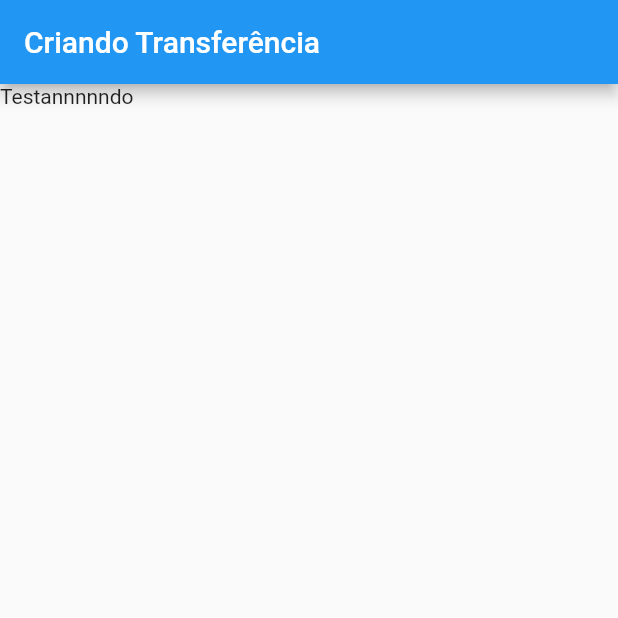
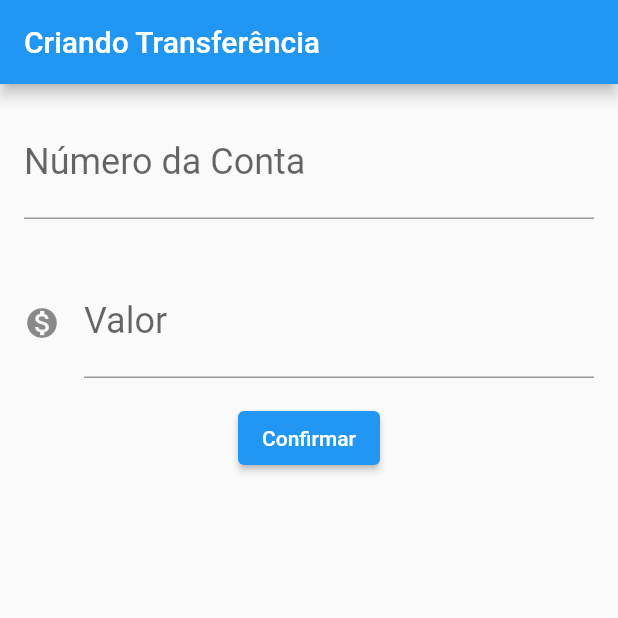
Before and after one commit to beniciodaniel/flutter-fundamentals, a Flutter app: the screen it shows after launch, on a phone screen of 412 x 824 dp, the top half of it. Run offline on Flutter 3.47's test engine with Material 2 defaults, Android fonts, the phone set to English and light mode, and no system bars.

Commit message:
added padding and elevated button

```diff
--- a/lib/main.dart
+++ b/lib/main.dart
@@ -3,23 +3,60 @@ import 'package:flutter/material.dart';
 void main() => runApp(ByteBankApp());
 
 class ByteBankApp extends StatelessWidget {
-
   @override
   Widget build(BuildContext context) {
     return MaterialApp(
         home: Scaffold(
-          body: TransferForm(),
-        ));
+      body: TransferForm(),
+    ));
   }
 }
 
+class TransferForm extends StatelessWidget {
+  final TextEditingController _fieldControllerAccountNumber =
+      TextEditingController();
+  final TextEditingController _fieldControllerValue = TextEditingController();
 
-class TransferForm extends StatelessWidget {
   @override
   Widget build(BuildContext context) {
     return Scaffold(
-      appBar: AppBar(title: Text('Criando Transferência')),
-      body: Text('Testannnnndo'),
+      appBar: AppBar(title: const Text('Criando Transferência')),
+      body: Column(children: <Widget>[
+        Padding(
+          padding: EdgeInsets.all(16.0),
+          child: TextField(
+            controller: _fieldControllerAccountNumber,
+            style: TextStyle(fontSize: 24.0),
+            decoration:
+                InputDecoration(labelText: 'Número da Conta', hintText: '0000'),
+            keyboardType: TextInputType.number,
+          ),
+        ),
+        Padding(
+          padding: EdgeInsets.all(16.0),
+          child: TextField(
+            controller: _fieldControllerValue,
+            style: TextStyle(fontSize: 24.0),
+            decoration: InputDecoration(
+                icon: Icon(Icons.monetization_on),
+                labelText: 'Valor',
+                hintText: '0.00'),
+            keyboardType: TextInputType.number,
+          ),
+        ),
+        ElevatedButton(
+            onPressed: () {
+              debugPrint('clicou no confirmar');
+              final int? accountNumber =
+                  int.tryParse(_fieldControllerAccountNumber.text);
+              final double? value = double.tryParse(_fieldControllerValue.text);
+              if (accountNumber != null && value != null) {
+                final createdTransfer = Transfer(value, accountNumber);
+                debugPrint('$createdTransfer');
+              }
+            },
+            child: Text('Confirmar'))
+      ]),
     );
   }
 }
@@ -67,4 +104,9 @@ class Transfer {
   final int accountNumber;
 
   Transfer(this.value, this.accountNumber);
+
+  @override
+  String toString() {
+    return 'Transfer{value: $value, accountNumber: $accountNumber}';
+  }
 }
```
